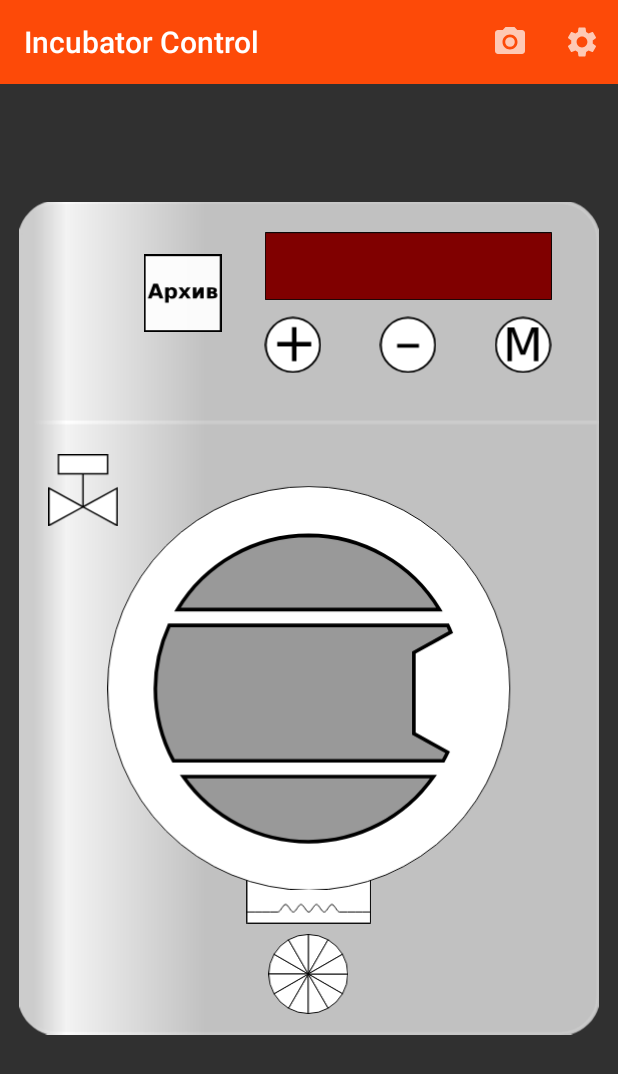
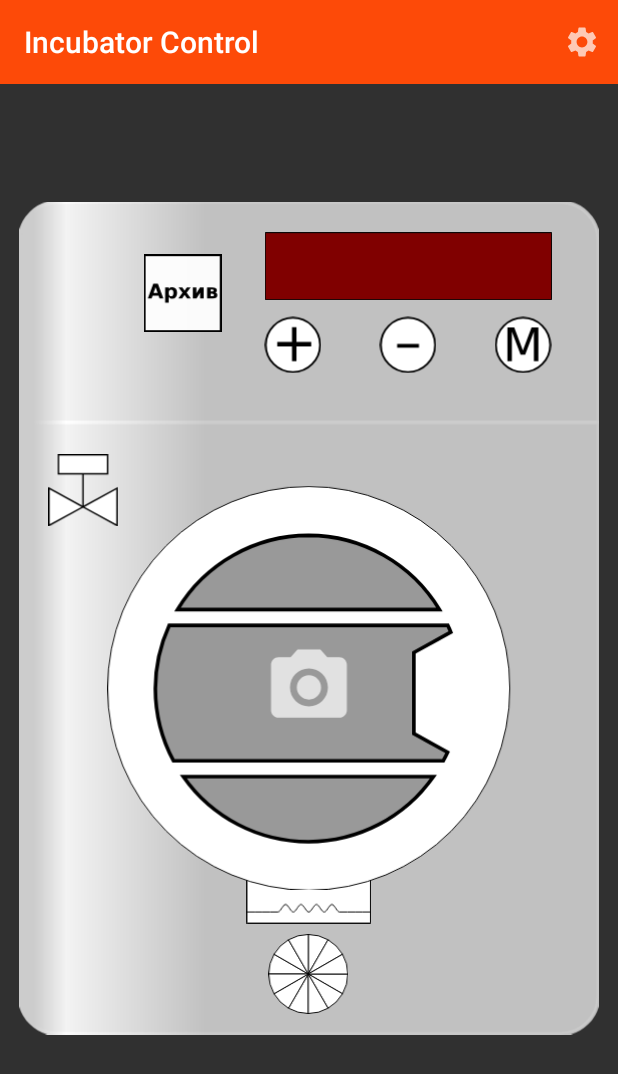
Before and after one commit to danil-kondr2016/incubatorcontrol, an Android app: the screen it shows after launch (IncubatorStateActivity), on a phone screen of 412 x 824 dp. Shown: the top 1074 px of the screen. Run offline under Robolectric (Android 15) with nearby library versions, the phone set to English and light mode, and no system bars.

Commit message:
Блок изменений
1. Кнопка камеры вынесена в центр изображения инкубатора

2. Кнопка включения/выключения освещения меняет цвет

```diff
--- a/app/src/main/java/ru/danilakondratenko/incubatorcontrol/IncubatorStateActivity.java
+++ b/app/src/main/java/ru/danilakondratenko/incubatorcontrol/IncubatorStateActivity.java
@@ -32,7 +32,6 @@ import android.view.WindowManager;
 import android.widget.ImageView;
 import android.widget.TextView;
 
-import java.util.Arrays;
 import java.util.Date;
 import java.util.Locale;
 import java.util.Timer;
@@ -64,6 +63,7 @@ public class IncubatorStateActivity extends AppCompatActivity {
     static final float WETTER_X = 30, WETTER_Y = 264;
     static final float HEATER_X = 237, HEATER_Y = 704;
     static final float CHAMBER_X = 92, CHAMBER_Y = 297;
+    static final float CAMERA_X = 255, CAMERA_Y = 460;
     static final float SCREEN_X = 256, SCREEN_Y = 32;
     static final float MINUS_BTN_X = 376, MENU_BTN_X = 496, PLUS_BTN_X = 256, X_BTN_Y = 120;
     static final float ARCHIVE_BTN_X = 130, ARCHIVE_BTN_Y = 55;
@@ -146,7 +146,7 @@ public class IncubatorStateActivity extends AppCompatActivity {
 
     ImageView ivIncubatorBody,
             ivIncubatorCooler, ivIncubatorWetter, ivIncubatorHeater, ivIncubatorChamber,
-            ivIncubatorScreen;
+            ivIncubatorCamera, ivIncubatorScreen;
 
     ImageView ivIncubatorMinusBtn, ivIncubatorMenuBtn, ivIncubatorPlusBtn,
             ivIncubatorArchive;
@@ -428,11 +428,6 @@ public class IncubatorStateActivity extends AppCompatActivity {
                     IncubatorStateActivity.this, IncubatorSettingsActivity.class
             );
             startActivity(intent);
-        } else if (item.getItemId() == R.id.video) {
-            Intent intent = new Intent(
-                    IncubatorStateActivity.this, IncubatorVideoActivity.class
-            );
-            startActivity(intent);
         }
         return super.onOptionsItemSelected(item);
     }
@@ -666,6 +661,8 @@ public class IncubatorStateActivity extends AppCompatActivity {
                 ContextCompat.getDrawable(this, R.drawable.ic_incubator_wetter_off);
         Drawable dIncubatorChamber =
                 ContextCompat.getDrawable(this, R.drawable.ic_incubator_chamber);
+        Drawable dIncubatorCamera =
+                ContextCompat.getDrawable(this, R.drawable.ic_baseline_camera_alt_24);
         Drawable dIncubatorScreen =
                 ContextCompat.getDrawable(this, R.drawable.ic_incubator_screen_off);
         Drawable dIncubatorBtn =
@@ -738,6 +735,25 @@ public class IncubatorStateActivity extends AppCompatActivity {
         addContentView(ivIncubatorChamber, new ViewGroup.LayoutParams(
                 (int)(dIncubatorChamber.getIntrinsicWidth() * k),
                 (int)(dIncubatorChamber.getIntrinsicHeight() * k)
+        ));
+
+        ivIncubatorCamera = new ImageView(this);
+        ivIncubatorCamera.setImageResource(R.drawable.ic_baseline_camera_alt_24);
+        ivIncubatorCamera.setX(incubatorX + (CAMERA_X / BODY_WIDTH) * incubatorBodyWidth);
+        ivIncubatorCamera.setY(incubatorY + (CAMERA_Y / BODY_HEIGHT) * incubatorBodyHeight);
+        ivIncubatorCamera.setVisibility(View.VISIBLE);
+        ivIncubatorCamera.setOnClickListener(new View.OnClickListener() {
+            @Override
+            public void onClick(View v) {
+                Intent intent = new Intent(
+                        IncubatorStateActivity.this, IncubatorVideoActivity.class
+                );
+                startActivity(intent);
+            }
+        });
+        addContentView(ivIncubatorCamera, new ViewGroup.LayoutParams(
+                (int)(dIncubatorCamera.getIntrinsicWidth() * k * 4),
+                (int)(dIncubatorCamera.getIntrinsicHeight() * k * 4)
         ));
 
         ivIncubatorScreen = new ImageView(this);
--- a/app/src/main/res/menu/incubator_menu.xml
+++ b/app/src/main/res/menu/incubator_menu.xml
@@ -2,11 +2,6 @@
 <menu xmlns:app="http://schemas.android.com/apk/res-auto"
     xmlns:android="http://schemas.android.com/apk/res/android">
 
-    <item
-        android:id="@+id/video"
-        android:icon="@drawable/ic_baseline_camera_alt_24"
-        android:title="Video"
-        app:showAsAction="always" />
     <item
         android:id="@+id/config"
         android:enabled="true"
```
Also changed, not shown: app/src/main/java/ru/danilakondratenko/incubatorcontrol/IncubatorVideoActivity.java (+9 -0 lines).
